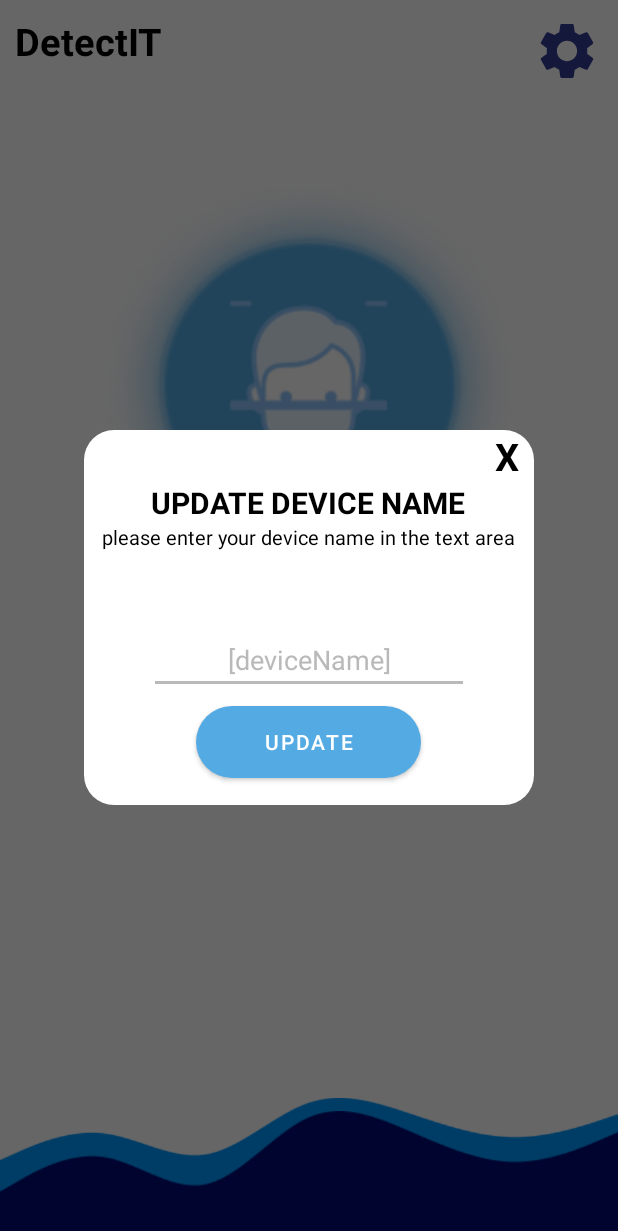
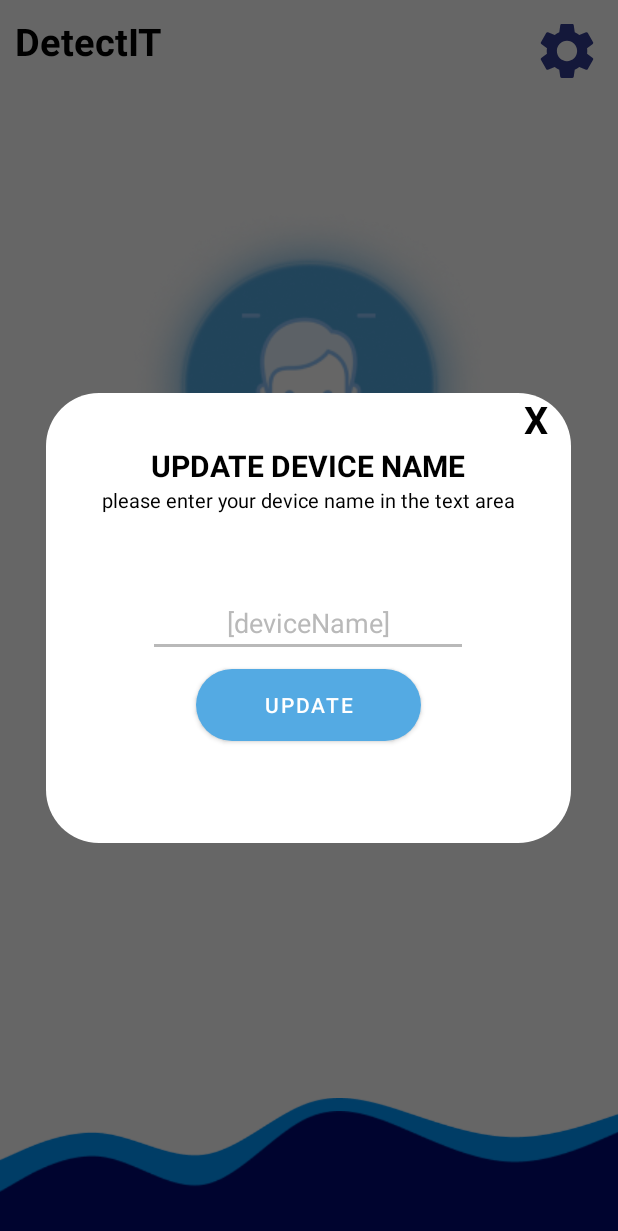
Before and after one commit to naufaltaufik04/Detection-App, an Android app: the screen it shows after launch (MainMenu), after a tap on an icon or button, on a phone screen of 412 x 824 dp. Shown: the top 1231 px of the screen. Run offline under Robolectric (Android 15) with nearby library versions, the phone set to English and light mode, and no system bars.

Commit message:
merge all fitur

```diff
--- a/app/src/main/java/com/example/detectionapp/MainMenu.java
+++ b/app/src/main/java/com/example/detectionapp/MainMenu.java
@@ -15,25 +15,38 @@ import android.widget.ImageButton;
 import android.widget.TextView;
 
 public class MainMenu extends AppCompatActivity {
-    private Dialog popUp_updateDevice;
+    private Dialog popupUpdateDevice;
+    private ImageButton imgBtnStartDetection;
 
     @Override
     protected void onCreate(Bundle savedInstanceState) {
         super.onCreate(savedInstanceState);
         setContentView(R.layout.activity_mainmenu);
-        popUp_updateDevice = new Dialog(this);
+        popupUpdateDevice = new Dialog(this);
+
+        imgBtnStartDetection = (ImageButton) findViewById(R.id.imgBtn_startDetection);
+        imgBtnStartDetection.setOnClickListener(new View.OnClickListener() {
+            @Override
+            public void onClick(View view) {
+                switchActivities();
+            }
+        });
     }
-    public void ShowPopup(View v) {
+    private void switchActivities() {
+        Intent switchActivityIntent = new Intent(this, RunningDetection.class);
+        startActivity(switchActivityIntent);
+    }
+    public void PopupUpdate(View v) {
         TextView txtClose;
-        popUp_updateDevice.setContentView(R.layout.activity_updatedevice);
-        txtClose = (TextView) popUp_updateDevice.findViewById(R.id.txtClose);
+        popupUpdateDevice.setContentView(R.layout.activity_updatedevice);
+        txtClose = (TextView) popupUpdateDevice.findViewById(R.id.txtClose);
         txtClose.setOnClickListener(new View.OnClickListener() {
             @Override
             public void onClick(View view) {
-                popUp_updateDevice.dismiss();
+                popupUpdateDevice.dismiss();
             }
         });
-        popUp_updateDevice.getWindow().setBackgroundDrawable(new ColorDrawable(Color.TRANSPARENT));
-        popUp_updateDevice.show();
+        popupUpdateDevice.getWindow().setBackgroundDrawable(new ColorDrawable(Color.TRANSPARENT));
+        popupUpdateDevice.show();
     }
 }
--- a/app/src/main/res/drawable/rounded_button.xml
+++ b/app/src/main/res/drawable/rounded_button.xml
@@ -1,5 +1,5 @@
 <?xml version="1.0" encoding="utf-8"?>
 <shape xmlns:android="http://schemas.android.com/apk/res/android">
     <corners  android:radius="100px"/>
-    <solid android:color="@color/green"></solid>
+    <solid android:color="@color/blue"></solid>
 </shape>
--- a/app/src/main/res/drawable/shape_layout.xml
+++ b/app/src/main/res/drawable/shape_layout.xml
@@ -4,6 +4,6 @@
 
     <solid android:color="@color/white" />
 
-    <corners android:radius="20dp" />
+    <corners android:radius="35dp" />
 
 </shape>
--- a/app/src/main/res/layout/activity_mainmenu.xml
+++ b/app/src/main/res/layout/activity_mainmenu.xml
@@ -28,17 +28,18 @@
         app:layout_constraintEnd_toEndOf="parent"
         app:layout_constraintTop_toTopOf="parent"
         app:srcCompat="@drawable/ic_setting"
-        android:onClick="ShowPopup"/>
+        android:onClick="PopupUpdate"/>
 
-    <ImageView
-        android:id="@+id/imageView"
+    <ImageButton
+        android:id="@+id/imgBtn_startDetection"
         android:layout_width="279dp"
         android:layout_height="314dp"
         android:layout_marginTop="100dp"
         app:layout_constraintEnd_toEndOf="parent"
         app:layout_constraintStart_toStartOf="parent"
         app:layout_constraintTop_toTopOf="parent"
-        app:srcCompat="@drawable/start_button" />
+        app:srcCompat="@drawable/start_button"
+        android:backgroundTint="@color/white"/>
 
     <TextView
         android:id="@+id/textView"
@@ -51,7 +52,7 @@
         android:textStyle="bold"
         app:layout_constraintEnd_toEndOf="parent"
         app:layout_constraintStart_toStartOf="parent"
-        app:layout_constraintTop_toBottomOf="@+id/imageView" />
+        app:layout_constraintTop_toBottomOf="@+id/imgBtn_startDetection" />
 
     <TextView
         android:id="@+id/textView2"
--- a/app/src/main/res/layout/activity_setupdevice.xml
+++ b/app/src/main/res/layout/activity_setupdevice.xml
@@ -6,7 +6,7 @@
     android:layout_height="match_parent">
 
     <ImageView
-        android:id="@+id/imageView"
+        android:id="@+id/imgBtn_startDetection"
         android:layout_width="279dp"
         android:layout_height="308dp"
         android:layout_marginTop="100dp"
@@ -26,7 +26,7 @@
         android:textStyle="bold"
         app:layout_constraintEnd_toEndOf="parent"
         app:layout_constraintStart_toStartOf="parent"
-        app:layout_constraintTop_toBottomOf="@+id/imageView" />
+        app:layout_constraintTop_toBottomOf="@+id/imgBtn_startDetection" />
 
     <TextView
         android:id="@+id/textView2"
--- a/app/src/main/res/layout/activity_updatedevice.xml
+++ b/app/src/main/res/layout/activity_updatedevice.xml
@@ -1,11 +1,11 @@
 <?xml version="1.0" encoding="utf-8"?>
 <LinearLayout xmlns:android="http://schemas.android.com/apk/res/android"
-    android:layout_width="300dp"
-    android:layout_height="250dp"
+    android:layout_width="350dp"
+    android:layout_height="300dp"
     android:layout_gravity="center"
     android:background="@drawable/shape_layout"
     android:orientation="vertical"
-    android:layout_margin="500dp">
+    >
 
         <TextView
             android:id="@+id/txtClose"
@@ -16,7 +16,7 @@
             android:textSize="25dp"
             android:textColor="@color/black"
             android:layout_gravity="right"
-            android:layout_marginRight="10dp"/>
+            android:layout_marginRight="15dp"/>
 
         <TextView
             android:id="@+id/textView4"
--- a/app/src/main/res/values/colors.xml
+++ b/app/src/main/res/values/colors.xml
@@ -7,6 +7,6 @@
     <color name="teal_700">#FF018786</color>
     <color name="black">#FF000000</color>
     <color name="white">#FFFFFFFF</color>
-    <color name="green">#54AAE3</color>
+    <color name="blue">#54AAE3</color>
     <color name="grey">#B9B9B9</color>
 </resources>
--- a/app/src/main/res/values/themes.xml
+++ b/app/src/main/res/values/themes.xml
@@ -2,8 +2,8 @@
     <!-- Base application theme. -->
     <style name="Theme.DetectionApp" parent="Theme.MaterialComponents.DayNight.NoActionBar">
         <!-- Primary brand color. -->
-        <item name="colorPrimary">@color/green</item>
-        <item name="colorPrimaryVariant">@color/green</item>
+        <item name="colorPrimary">@color/blue</item>
+        <item name="colorPrimaryVariant">@color/blue</item>
         <item name="colorOnPrimary">@color/white</item>
         <!-- Secondary brand color. -->
         <item name="colorSecondary">@color/teal_200</item>
```
Also changed, not shown: app/src/main/AndroidManifest.xml (+10 -0 lines), app/src/main/java/com/example/detectionapp/ConfigCamera.java (added, +62 -0 lines), app/src/main/java/com/example/detectionapp/RunningDetection.java (added, +71 -0 lines), app/src/main/java/com/example/detectionapp/UpdateDevice.java (deleted, +0 -33 lines), app/src/main/res/layout/activity_runningdetection.xml (added, +36 -0 lines), app/src/main/res/layout/activity_stopdetection.xml (added, +56 -0 lines), app/src/main/res/drawable-v24/stop_button.png (added), app/src/main/res/drawable-v24/stop_image.png (added).
